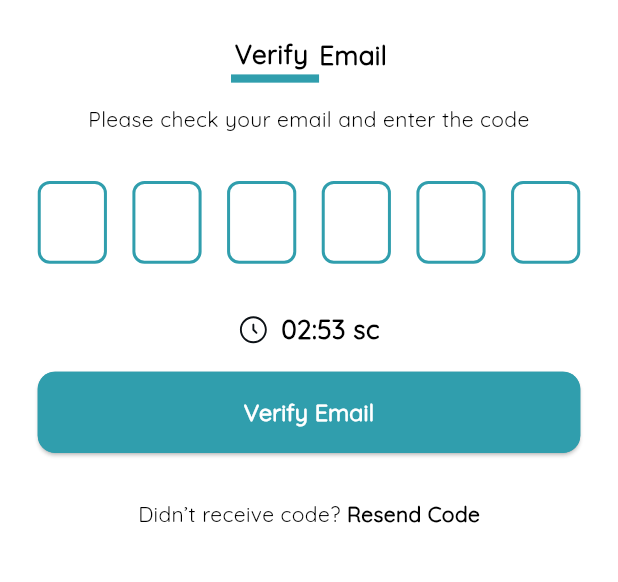
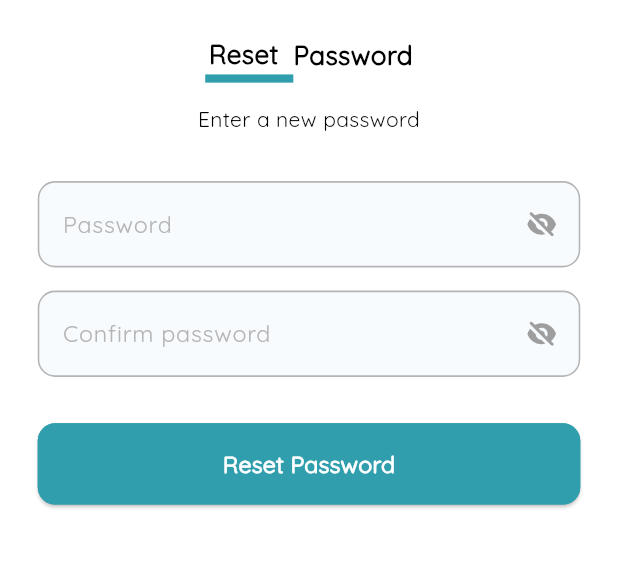
Before and after one commit to sparktechagency/Perfect-Catch-Dating-App, a Flutter app: the screen it shows after launch, on a phone screen of 412 x 824 dp, the part 398-980 px from its top. Run offline on Flutter 3.47's test engine with Material 3 defaults, Android fonts, the phone set to English and light mode, and no system bars; drawn by our look-alikes of pin_code_fields; our stand-ins replace cached_network_image, flutter_screenutil, flutter_spinkit, flutter_svg, fluttertoast, get and 5 more; missing offline and left inert: dart:ffi, mime_type.

Commit message:
Reset Password Screen Done

```diff
--- a/lib/helpers/route.dart
+++ b/lib/helpers/route.dart
@@ -1,6 +1,7 @@
 import 'package:get/get.dart';
 import '../views/screen/Auth/ForgotPass/forgot_password_screen.dart';
 import '../views/screen/Auth/OtpScreen/otp_screen.dart';
+import '../views/screen/Auth/ResetPass/reset_password_screen.dart';
 import '../views/screen/Auth/SignIn/sign_in_screen.dart';
 import '../views/screen/Auth/SignUp/sign_up_screen.dart';
 import '../views/screen/Categories/categories_screen.dart';
@@ -20,6 +21,7 @@ class AppRoutes{
   static String signUpScreen="/sign_up_screen";
   static String forgotPasswordScreen="/forgot_password_screen";
   static String otpScreen="/otp_screen";
+  static String resetPasswordScreen="/reset_password_screen";
   static String homeScreen="/home_screen";
   static String profileScreen="/profile_screen";
   static String categoriesScreen="/categories_screen";
@@ -34,6 +36,7 @@ class AppRoutes{
     GetPage(name:signUpScreen, page: ()=> SignUpScreen()),
     GetPage(name:forgotPasswordScreen, page: ()=> ForgotPasswordScreen()),
     GetPage(name:otpScreen, page: ()=> OtpScreen()),
+    GetPage(name:resetPasswordScreen, page: ()=> ResetPasswordScreen()),
     GetPage(name:homeScreen, page: ()=>const HomeScreen(),transition:Transition.noTransition),
     GetPage(name:categoriesScreen, page: ()=>const CategoriesScreen(),transition:Transition.noTransition),
     GetPage(name:profileScreen, page: ()=>const ProfileScreen(),transition: Transition.noTransition),
--- a/lib/main.dart
+++ b/lib/main.dart
@@ -62,7 +62,7 @@ class MyApp extends StatelessWidget {
                   ),
                   transitionDuration: const Duration(milliseconds: 500),
                   getPages: AppRoutes.page,
-                  initialRoute: AppRoutes.otpScreen,
+                  initialRoute: AppRoutes.resetPasswordScreen,
                 );
               },
             );
--- a/lib/views/screen/Auth/OtpScreen/otp_screen.dart
+++ b/lib/views/screen/Auth/OtpScreen/otp_screen.dart
@@ -3,6 +3,7 @@ import 'package:flutter/material.dart';
 import 'package:flutter_screenutil/flutter_screenutil.dart';
 import 'package:flutter_svg/svg.dart';
 import 'package:get/get.dart';
+import 'package:perfect_catch_dating_app/helpers/route.dart';
 import 'package:perfect_catch_dating_app/utils/app_icons.dart';
 import 'package:perfect_catch_dating_app/views/base/custom_pin_code_text_field.dart';
 import '../../../../controllers/auth_controller.dart';
@@ -134,7 +135,9 @@ class _OtpScreenState extends State<OtpScreen> {
               ),
               SizedBox(height: 16.h),
               //========================> Verify Email Button <==================
-              CustomButton(onTap: () {}, text: AppStrings.verifyEmail.tr),
+              CustomButton(onTap: () {
+                Get.toNamed(AppRoutes.resetPasswordScreen);
+              }, text: AppStrings.verifyEmail.tr),
               SizedBox(height: 32.h),
               //========================> Didn’t receive code Resend it Button <==================
               Row(
--- /dev/null
+++ b/lib/views/screen/Auth/ResetPass/reset_password_screen.dart
@@ -0,0 +1,87 @@
+import 'package:flutter/material.dart';
+import 'package:flutter_screenutil/flutter_screenutil.dart';
+import 'package:get/get.dart';
+import '../../../../controllers/auth_controller.dart';
+import '../../../../helpers/route.dart';
+import '../../../../utils/app_colors.dart';
+import '../../../../utils/app_images.dart';
+import '../../../../utils/app_strings.dart';
+import '../../../base/custom_button.dart';
+import '../../../base/custom_text.dart';
+import '../../../base/custom_text_field.dart';
+
+class ResetPasswordScreen extends StatelessWidget {
+  ResetPasswordScreen({super.key});
+  final AuthController _authController = Get.put(AuthController());
+  final TextEditingController passCTRL = TextEditingController();
+  final TextEditingController confirmPassCTRL = TextEditingController();
+
+  @override
+  Widget build(BuildContext context) {
+    return Scaffold(
+      body: SingleChildScrollView(
+        child: Padding(
+          padding: EdgeInsets.symmetric(horizontal: 24.w),
+          child: Column(
+            children: [
+              SizedBox(height: 164.h),
+              Center(child: Image.asset(AppImages.appLogo)),
+              SizedBox(height: 24.h),
+              //========================> Reset Password Title <==================
+              Row(
+                mainAxisAlignment: MainAxisAlignment.center,
+                children: [
+                  Column(
+                    crossAxisAlignment: CrossAxisAlignment.start,
+                    mainAxisAlignment: MainAxisAlignment.start,
+                    children: [
+                      CustomText(
+                        text: 'Reset '.tr,
+                        fontSize: 18.sp,
+                        fontWeight: FontWeight.w600,
+                      ),
+                      SizedBox(
+                        width: 56.w,
+                        height: 8.h,
+                        child: Divider(
+                          thickness: 5.5,
+                          color: AppColors.primaryColor,
+                        ),
+                      ),
+                    ],
+                  ),
+                  CustomText(
+                    text: 'Password'.tr,
+                    fontSize: 18.sp,
+                    fontWeight: FontWeight.w600,
+                    bottom: 6.h,
+                  ),
+                ],
+              ),
+              //========================> Reset Password Sub Title <==================
+              SizedBox(height: 14.h),
+              CustomText(text: AppStrings.enterNewPassword.tr, maxLine: 3),
+              //========================> Password Text Field <==================
+              SizedBox(height: 32.h),
+              CustomTextField(
+                isPassword: true,
+                controller: passCTRL,
+                hintText: AppStrings.password.tr,
+              ),
+              //========================> Confirm Password Text Field <==================
+              SizedBox(height: 16.h),
+              CustomTextField(
+                isPassword: true,
+                controller: confirmPassCTRL,
+                hintText: AppStrings.confirmPassword.tr,
+              ),
+              SizedBox(height: 32.h),
+              //========================> Reset Password Button <==================
+              CustomButton(onTap: () {}, text: AppStrings.resetPassword.tr),
+            ],
+          ),
+        ),
+      ),
+    );
+  }
+}
```
